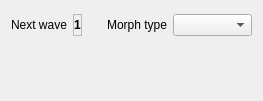
Before: the Qt Designer form bigglesworth/ui/wavetablemorphwidget.ui in MaurizioB/Bigglesworth, drawn with Qt 5.
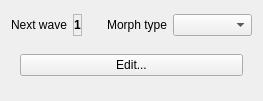
After: the same form once the commit is applied. The open tabs and pages were chosen to show the change. Icons and pictures are not drawn. Custom widgets are drawn as their Qt base class.

Commit message: Spectral morph, doesn't apply to transform yet.

Patch:
```diff
--- a/bigglesworth/ui/wavetablemorphwidget.ui
+++ b/bigglesworth/ui/wavetablemorphwidget.ui
@@ -89,6 +89,22 @@
        </item>
       </layout>
      </widget>
+     <widget class="QWidget" name="specTransformPage">
+      <layout class="QHBoxLayout" name="horizontalLayout">
+       <item>
+        <widget class="QPushButton" name="specTransformEditBtn">
+         <property name="text">
+          <string>Edit...</string>
+         </property>
+         <property name="icon">
+          <iconset theme="document-edit">
+           <normaloff/>
+          </iconset>
+         </property>
+        </widget>
+       </item>
+      </layout>
+     </widget>
     </widget>
    </item>
    <item row="0" column="0">
```
The commit also changes 11 other files.
